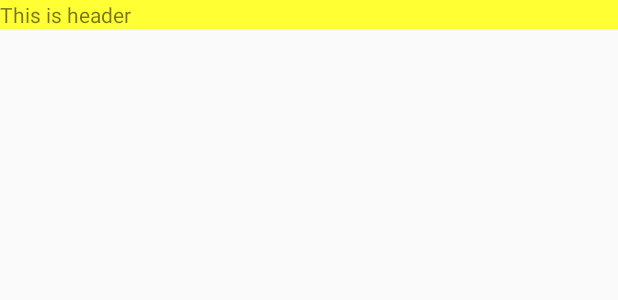
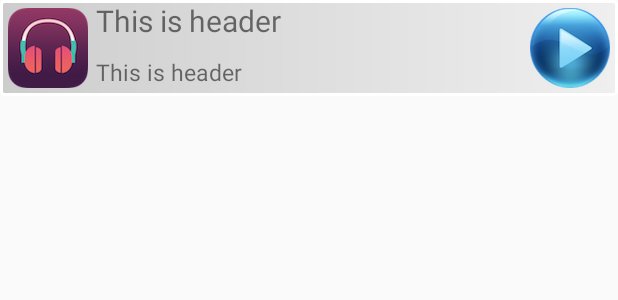
Before and after one commit to WangSwod/Sword-s-magic-factory, an Android app: the layout view_expandable_header_layout.xml on its own in the app's theme, with its tools: preview values and no code run, on a phone screen of 412 x 824 dp. Shown: the top 300 px of the screen. Run offline under Robolectric (Android 15) with nearby library versions, the phone set to English and light mode, and no system bars.

Commit message:
update SwordPlayer

```diff
--- a/SwordPlayer/app/src/main/AndroidManifest.xml
+++ b/SwordPlayer/app/src/main/AndroidManifest.xml
@@ -1,6 +1,8 @@
 <?xml version="1.0" encoding="utf-8"?>
 <manifest xmlns:android="http://schemas.android.com/apk/res/android"
     package="com.example.apple.swordplayer">
+
+    <uses-permission android:name="android.permission.READ_EXTERNAL_STORAGE"/>
 
     <application
         android:allowBackup="true"
@@ -8,6 +10,7 @@
         android:label="@string/app_name"
         android:supportsRtl="true"
         android:theme="@style/AppTheme">
+
         <activity android:name=".MainActivity">
             <intent-filter>
                 <action android:name="android.intent.action.MAIN" />
--- a/SwordPlayer/app/src/main/java/expandablelayout/SwordExpandableLayout.java
+++ b/SwordPlayer/app/src/main/java/expandablelayout/SwordExpandableLayout.java
@@ -63,10 +63,6 @@ public class SwordExpandableLayout extends RelativeLayout implements View.OnClic
         View contentView = View.inflate(context,contentID,null);
         View headerView = View.inflate(context,headerID,null);
 
-//        contentView.setLayoutParams(new ViewGroup.LayoutParams(ViewGroup.LayoutParams.MATCH_PARENT,
-//                LayoutParams.MATCH_PARENT));
-//        headerView.setLayoutParams(new ViewGroup.LayoutParams(ViewGroup.LayoutParams.MATCH_PARENT,
-//                LayoutParams.WRAP_CONTENT));
 
         contentLayout.addView(contentView);
         headerLayout.addView(headerView);
--- /dev/null
+++ b/SwordPlayer/app/src/main/res/drawable/listview_expandable_background.xml
@@ -0,0 +1,12 @@
+<?xml version="1.0" encoding="utf-8"?>
+<shape xmlns:android="http://schemas.android.com/apk/res/android"
+    android:shape="rectangle"
+    >
+
+    <stroke android:width="2dp"
+        android:color="#FFFFFF"/>
+    <corners android:radius="2dp"/>
+    <gradient android:startColor="@color/colorHeaderStart"
+        android:endColor="@color/colorHeaderEnd"/>
+
+</shape>
--- a/SwordPlayer/app/src/main/res/layout/view_expandable_header_layout.xml
+++ b/SwordPlayer/app/src/main/res/layout/view_expandable_header_layout.xml
@@ -1,12 +1,54 @@
 <?xml version="1.0" encoding="utf-8"?>
-<LinearLayout xmlns:android="http://schemas.android.com/apk/res/android"
-    android:orientation="vertical"
+<RelativeLayout xmlns:android="http://schemas.android.com/apk/res/android"
     android:layout_width="match_parent"
-    android:layout_height="wrap_content">
-    <TextView
+    android:layout_height="wrap_content"
+    android:background="@drawable/listview_expandable_background">
+    <ImageView
+        android:layout_width="wrap_content"
+        android:layout_height="wrap_content"
+        android:src="@mipmap/music_logo"
+        android:layout_alignParentLeft="true"
+        android:id="@+id/music_logo"
+        android:layout_margin="5dp"/>
+    <RelativeLayout
         android:layout_width="match_parent"
         android:layout_height="wrap_content"
-        android:text="This is header"
-        android:background="@color/colorHeader"/>
+        android:layout_toRightOf="@id/music_logo">
+         <ImageView
+            android:layout_width="wrap_content"
+            android:layout_height="wrap_content"
+            android:src="@mipmap/play_image"
+            android:layout_alignParentEnd="true"
+            android:id="@+id/play_image"
+             android:layout_margin="5dp"
+                />
 
-</LinearLayout>
+            <TextView
+                android:layout_width="wrap_content"
+                android:layout_height="wrap_content"
+                android:text="This is header"
+
+                android:maxLines="1"
+
+                android:layout_alignParentTop="true"
+                android:id="@+id/song_name"
+                android:textSize="20sp"/>
+
+            <TextView
+                android:layout_width="wrap_content"
+                android:layout_height="wrap_content"
+                android:text="This is header"
+                android:id="@+id/singer_name"
+                android:layout_alignBottom="@id/play_image"
+                android:textSize="15sp"/>
+
+
+
+
+
+
+    </RelativeLayout>
+
+
+
+</RelativeLayout>
--- a/SwordPlayer/app/src/main/res/values/colors.xml
+++ b/SwordPlayer/app/src/main/res/values/colors.xml
@@ -4,5 +4,6 @@
     <color name="colorPrimaryDark">#303F9F</color>
     <color name="colorAccent">#FF4081</color>
     <color name="colorContent">#FF334499</color>
-    <color name="colorHeader">#FFff33</color>
+    <color name="colorHeaderStart">#FFcdcdcd</color>
+    <color name="colorHeaderEnd">#FFefefef</color>
 </resources>
--- a/SwordPlayer/app/src/main/res/values/dimens.xml
+++ b/SwordPlayer/app/src/main/res/values/dimens.xml
@@ -1,5 +1,5 @@
 <resources>
     <!-- Default screen margins, per the Android Design guidelines. -->
-    <dimen name="activity_horizontal_margin">16dp</dimen>
-    <dimen name="activity_vertical_margin">16dp</dimen>
+    <dimen name="activity_horizontal_margin">2dp</dimen>
+    <dimen name="activity_vertical_margin">6dp</dimen>
 </resources>
```
Also changed, not shown: SwordPlayer/app/src/main/java/com/example/apple/swordplayer/MainActivity.java (+15 -0 lines), SwordPlayer/app/src/main/java/com/example/apple/swordplayer/MusicAdapter.java (added, +88 -0 lines), SwordPlayer/app/src/main/java/com/example/apple/swordplayer/util/Mp3Info.java (added, +55 -0 lines), SwordPlayer/app/src/main/java/com/example/apple/swordplayer/util/Util.java (added, +48 -0 lines), SwordPlayer/app/src/main/res/layout/activity_main.xml (+3 -5 lines), SwordPlayer/app/src/main/res/layout/listview_expandable.xml (added, +11 -0 lines), SwordPlayer/app/src/main/res/mipmap-hdpi/music_logo.png (added), SwordPlayer/app/src/main/res/mipmap-hdpi/play_image.png (added).
